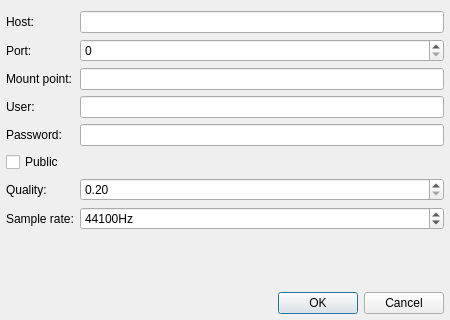
Above: qmmp/src/plugins/Output/shout/shoutsettingsdialog.ui from prinsbert/qmmp-dev before the change. Below: the same form after it.
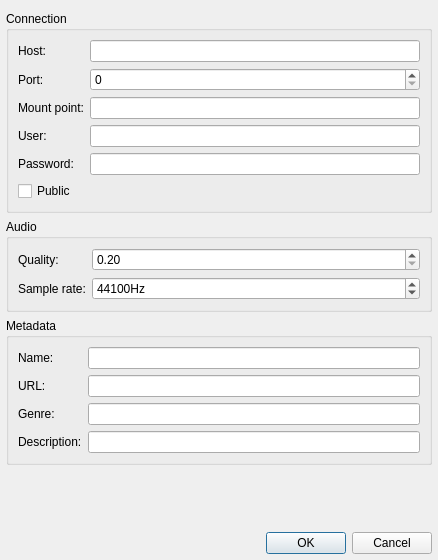
That is the form after the change.

Commit message: shout: added metadata settings

The edit to the form file:
```diff
--- a/qmmp/src/plugins/Output/shout/shoutsettingsdialog.ui
+++ b/qmmp/src/plugins/Output/shout/shoutsettingsdialog.ui
@@ -6,17 +6,14 @@
    <rect>
     <x>0</x>
     <y>0</y>
-    <width>450</width>
-    <height>320</height>
+    <width>438</width>
+    <height>560</height>
    </rect>
   </property>
   <property name="windowTitle">
    <string>Connection Settings</string>
   </property>
-  <layout class="QFormLayout" name="formLayout">
-   <property name="fieldGrowthPolicy">
-    <enum>QFormLayout::AllNonFixedFieldsGrow</enum>
-   </property>
+  <layout class="QVBoxLayout" name="verticalLayout">
    <property name="leftMargin">
     <number>6</number>
    </property>
@@ -26,6 +23,12 @@
    <property name="bottomMargin">
     <number>6</number>
    </property>
+   <item>
+    <widget class="QGroupBox" name="groupBox_2">
+     <property name="title">
+      <string>Connection</string>
+     </property>
+     <layout class="QFormLayout" name="formLayout">
    <item row="0" column="0">
     <widget class="QLabel" name="label">
      <property name="text">
@@ -80,14 +83,30 @@
    <item row="4" column="1">
     <widget class="QLineEdit" name="passwLineEdit"/>
    </item>
-   <item row="6" column="0">
+      <item row="5" column="0" colspan="2">
+       <widget class="QCheckBox" name="publicCheckBox">
+        <property name="text">
+         <string>Public</string>
+        </property>
+       </widget>
+      </item>
+     </layout>
+    </widget>
+   </item>
+   <item>
+    <widget class="QGroupBox" name="groupBox_3">
+     <property name="title">
+      <string>Audio</string>
+     </property>
+     <layout class="QFormLayout" name="formLayout_2">
+      <item row="0" column="0">
     <widget class="QLabel" name="label_6">
      <property name="text">
       <string>Quality:</string>
      </property>
     </widget>
    </item>
-   <item row="6" column="1">
+      <item row="0" column="1">
     <widget class="QDoubleSpinBox" name="qualitySpinBox">
      <property name="minimum">
       <double>0.200000000000000</double>
@@ -100,44 +119,14 @@
      </property>
     </widget>
    </item>
-   <item row="7" column="0">
+      <item row="1" column="0">
     <widget class="QLabel" name="label_7">
      <property name="text">
       <string>Sample rate:</string>
      </property>
     </widget>
    </item>
-   <item row="9" column="0" colspan="2">
-    <widget class="QDialogButtonBox" name="buttonBox">
-     <property name="orientation">
-      <enum>Qt::Horizontal</enum>
-     </property>
-     <property name="standardButtons">
-      <set>QDialogButtonBox::Cancel|QDialogButtonBox::Ok</set>
-     </property>
-    </widget>
-   </item>
-   <item row="8" column="0">
-    <spacer name="verticalSpacer">
-     <property name="orientation">
-      <enum>Qt::Vertical</enum>
-     </property>
-     <property name="sizeHint" stdset="0">
-      <size>
-       <width>20</width>
-       <height>40</height>
-      </size>
-     </property>
-    </spacer>
-   </item>
-   <item row="5" column="0" colspan="2">
-    <widget class="QCheckBox" name="publicCheckBox">
-     <property name="text">
-      <string>Public</string>
-     </property>
-    </widget>
-   </item>
-   <item row="7" column="1">
+      <item row="1" column="1">
     <widget class="QSpinBox" name="srateSpinBox">
      <property name="suffix">
       <string>Hz</string>
@@ -153,6 +142,81 @@
      </property>
      <property name="value">
       <number>44100</number>
+        </property>
+       </widget>
+      </item>
+     </layout>
+    </widget>
+   </item>
+   <item>
+    <widget class="QGroupBox" name="groupBox">
+     <property name="title">
+      <string>Metadata</string>
+     </property>
+     <layout class="QFormLayout" name="formLayout_3">
+      <item row="0" column="0">
+       <widget class="QLabel" name="label_8">
+        <property name="text">
+         <string>Name:</string>
+        </property>
+       </widget>
+      </item>
+      <item row="0" column="1">
+       <widget class="QLineEdit" name="nameLineEdit"/>
+      </item>
+      <item row="1" column="0">
+       <widget class="QLabel" name="label_9">
+        <property name="text">
+         <string>URL:</string>
+        </property>
+       </widget>
+      </item>
+      <item row="1" column="1">
+       <widget class="QLineEdit" name="urlLineEdit"/>
+      </item>
+      <item row="2" column="0">
+       <widget class="QLabel" name="label_10">
+        <property name="text">
+         <string>Genre:</string>
+        </property>
+       </widget>
+      </item>
+      <item row="2" column="1">
+       <widget class="QLineEdit" name="genreLineEdit"/>
+      </item>
+      <item row="3" column="0">
+       <widget class="QLabel" name="label_11">
+        <property name="text">
+         <string>Description:</string>
+        </property>
+       </widget>
+      </item>
+      <item row="3" column="1">
+       <widget class="QLineEdit" name="descriptionLineEdit"/>
+      </item>
+     </layout>
+    </widget>
+   </item>
+   <item>
+    <spacer name="verticalSpacer">
+     <property name="orientation">
+      <enum>Qt::Vertical</enum>
+     </property>
+     <property name="sizeHint" stdset="0">
+      <size>
+       <width>20</width>
+       <height>0</height>
+      </size>
+     </property>
+    </spacer>
+   </item>
+   <item>
+    <widget class="QDialogButtonBox" name="buttonBox">
+     <property name="orientation">
+      <enum>Qt::Horizontal</enum>
+     </property>
+     <property name="standardButtons">
+      <set>QDialogButtonBox::Cancel|QDialogButtonBox::Ok</set>
      </property>
     </widget>
    </item>
```
Lines whose indentation alone changed are shown as unchanged. The commit also changes 2 other files.
